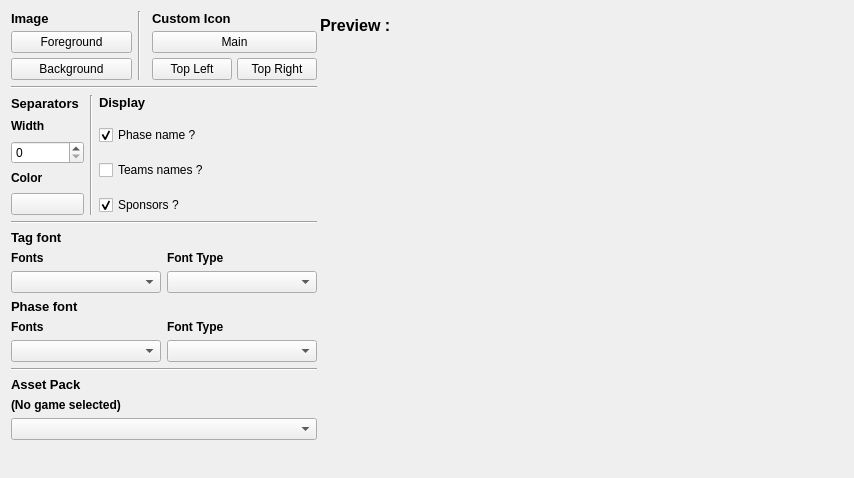
Before: the Qt Designer form src/layout/TSHThumbnailSettings.ui in joaorb64/TournamentStreamHelper, drawn with Qt 5.
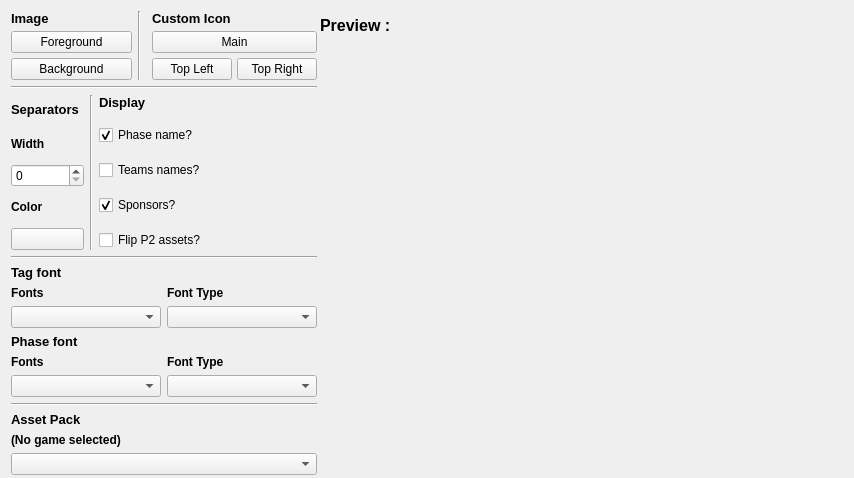
After: the same form once the commit is applied. Icons and pictures are not drawn.

Commit message: Added checkbox for P2 Flip in thumbnail

What changed in the file:
```diff
--- a/src/layout/TSHThumbnailSettings.ui
+++ b/src/layout/TSHThumbnailSettings.ui
@@ -214,7 +214,7 @@
         <item>
          <widget class="QCheckBox" name="phaseNameCheck">
           <property name="text">
-           <string>Phase name ?</string>
+           <string>Phase name?</string>
           </property>
           <property name="checked">
            <bool>true</bool>
@@ -224,7 +224,7 @@
         <item>
          <widget class="QCheckBox" name="teamNameCheck">
           <property name="text">
-           <string>Teams names ?</string>
+           <string>Teams names?</string>
           </property>
           <property name="checked">
            <bool>false</bool>
@@ -234,13 +234,23 @@
         <item>
          <widget class="QCheckBox" name="sponsorCheck">
           <property name="text">
-           <string>Sponsors ?</string>
+           <string>Sponsors?</string>
           </property>
           <property name="checked">
            <bool>true</bool>
           </property>
          </widget>
         </item>
+        <item>
+         <widget class="QCheckBox" name="flipP2Check">
+          <property name="text">
+           <string>Flip P2 assets?</string>
+          </property>
+          <property name="checked">
+           <bool>false</bool>
+          </property>
+         </widget>
+        </item>
        </layout>
       </item>
      </layout>
```
The commit also changes 2 other files.
